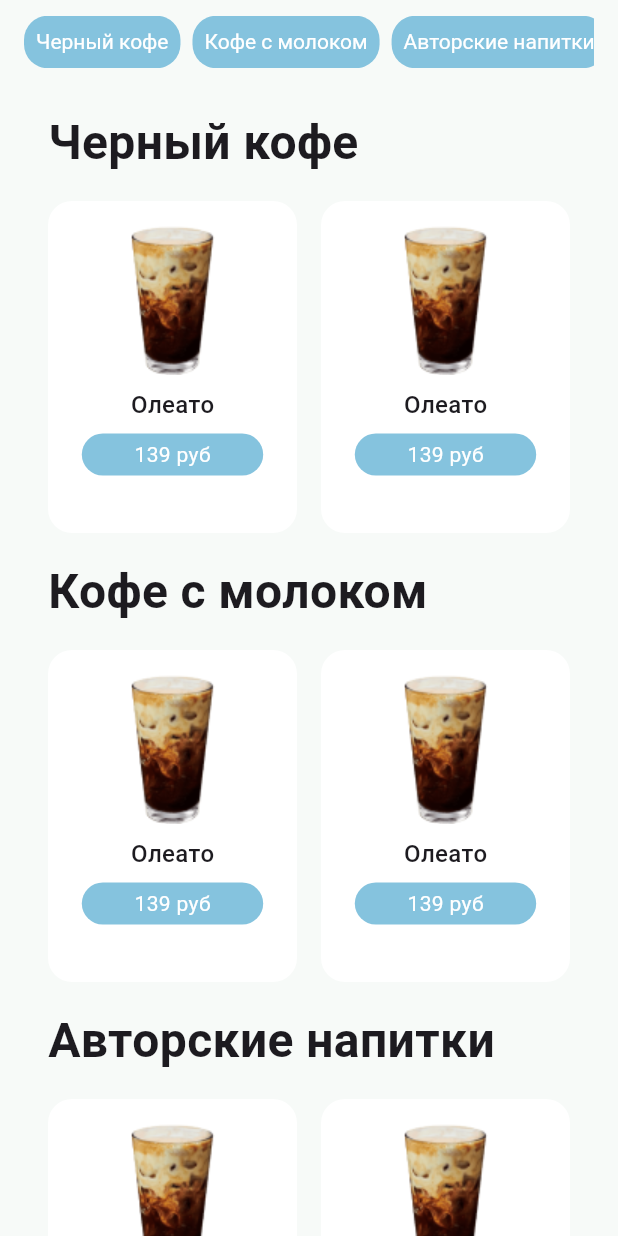
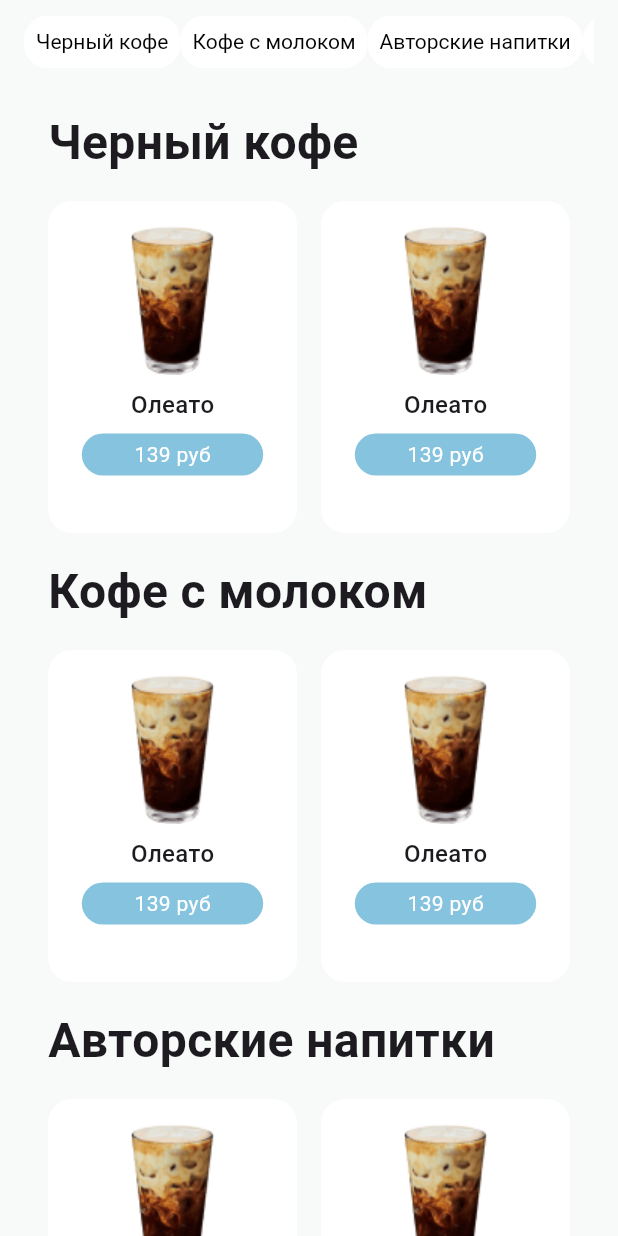
Before and after one commit to andreksus/CoffeeApp, a Flutter app: the screen it shows after launch, on a phone screen of 412 x 824 dp. Run offline on Flutter 3.47's test engine with Material 3 defaults, Android fonts, the phone set to English and light mode, and no system bars; generated files the repository leaves out were written again.

```diff
--- a/lib/src/features/menu/view/category.dart
+++ b/lib/src/features/menu/view/category.dart
@@ -4,55 +4,48 @@ class Category extends StatefulWidget {
   const Category({super.key, required this.category});
   final String category;
 
-
   @override
   State<Category> createState() => _Category();
 }
 
 class _Category extends State<Category> {
+  late Color _textColor;
+  late Color _backColor;
+
+  @override
+  void initState() {
+    //Начальное значение цвета кнопки
+    _textColor = Colors.black;
+    _backColor = Colors.white;
+    super.initState();
+  }
+
   @override
   Widget build(BuildContext context) {
-    Widget isNotActiveWidget = Container(
+    return GestureDetector(
+      onTap: () {
+        setState(() {
+          if (_textColor == Colors.black) {
+            _textColor = Colors.white;
+            _backColor = const Color(0xff85C3DE);
+          } else {
+            _textColor = Colors.black;
+            _backColor = Colors.white;
+          }
+        });
+      },
+      child: Container(
         padding: const EdgeInsets.all(8.0),
-      margin: const EdgeInsets.only(right: 8),
         decoration: BoxDecoration(
-        color: Colors.white,
+          color: _backColor,
           borderRadius: BorderRadius.circular(16.0),
         ),
         child: Text(widget.category,
-          style: const TextStyle(
+            style: TextStyle(
+              color: _textColor,
               fontSize: 14,
             )),
-    );
-
-    Widget isActiveWidget = Container(
-      padding: const EdgeInsets.all(8.0),
-      margin: const EdgeInsets.only(right: 8),
-      decoration: BoxDecoration(
-        color: const Color(0xff85C3DE),
-        borderRadius: BorderRadius.circular(16.0),
       ),
-      child: Text(widget.category,
-          style: const TextStyle(
-            color: Colors.white,
-            fontSize: 14,
-          )),
-    );
-
-    Widget actualWidget = isActiveWidget;
-
-    return GestureDetector(
-      child: actualWidget,
-      onTap: () => setState(() {
-        debugPrint('object');
-        if (actualWidget == isNotActiveWidget) {
-          actualWidget = isActiveWidget;
-          debugPrint('1');
-        } else {
-          actualWidget = isNotActiveWidget;
-          debugPrint('2');
-        }
-      }),
     );
   }
 }
```
Lines whose indentation alone changed are shown as unchanged.
